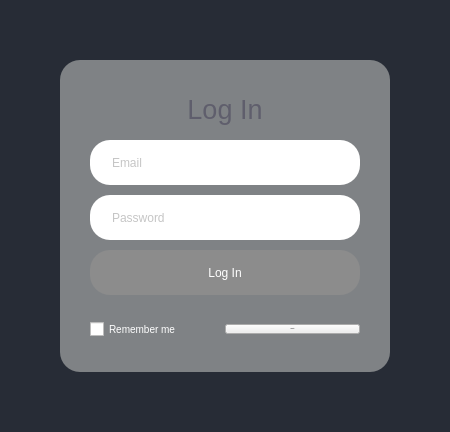
This is uifolder/Login.ui in MahmutEsadErman/Restaurant-System as Qt 5 draws it before an edit. The edited form follows.
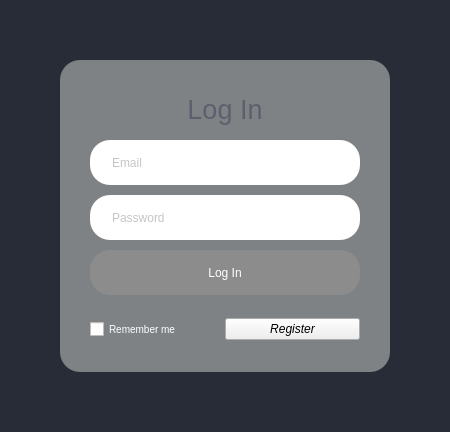
This is the edited form.

What changed in the file:
```diff
--- a/uifolder/Login.ui
+++ b/uifolder/Login.ui
@@ -226,7 +226,6 @@
            <widget class="QPushButton" name="register_button">
             <property name="font">
              <font>
-              <pointsize>-1</pointsize>
               <italic>true</italic>
              </font>
             </property>
```
Left out of the diff: 3 changed lines with no effect on the pictures.
